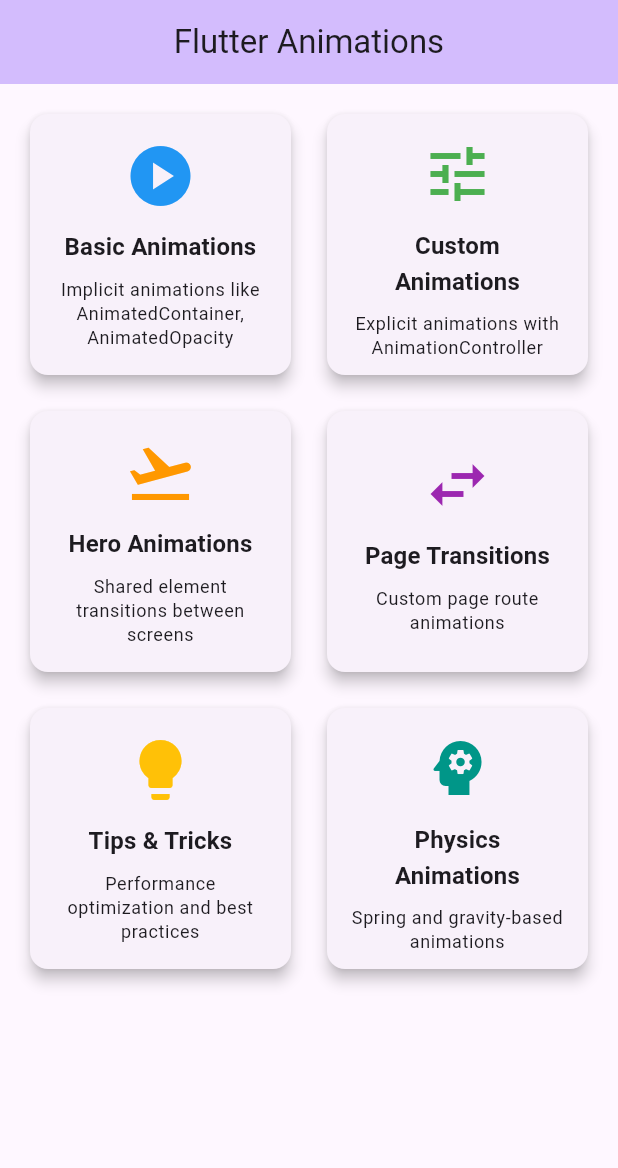
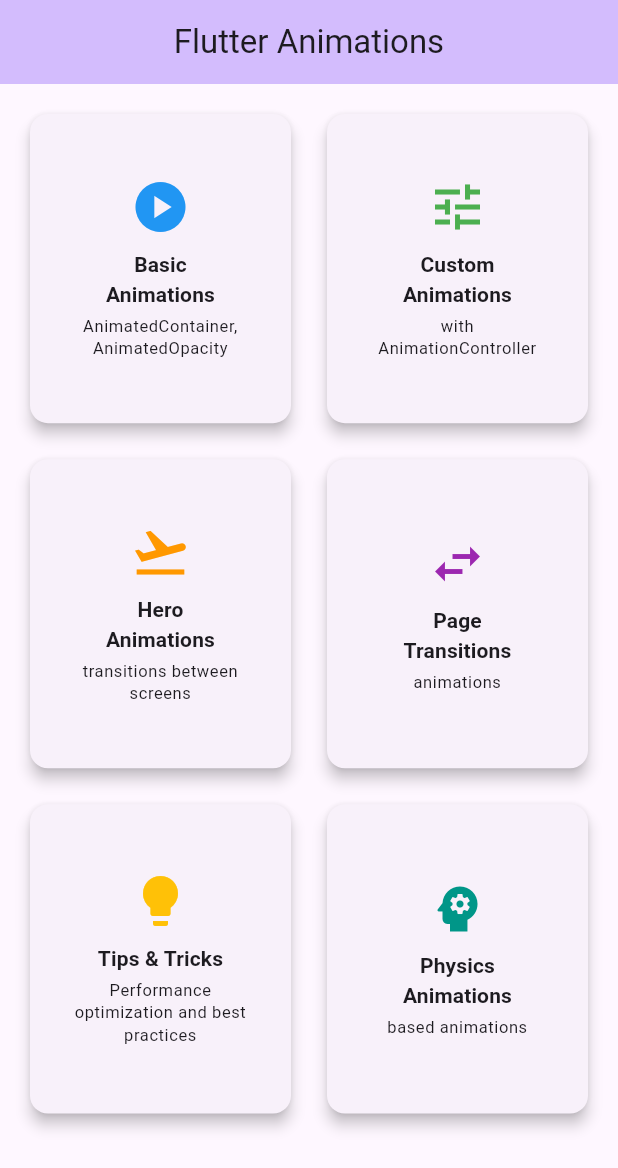
Before and after one commit to aleksays/paralect-flutter-workshop, a Flutter app: the screen it shows after launch, on a phone screen of 412 x 824 dp. Shown: the top 1168 px of the screen. Run offline on Flutter 3.47's test engine with Material 3 defaults, Android fonts, the phone set to English and light mode, and no system bars.

Commit message:
Fix UI overflow issues in animation cards
- Make cards taller with childAspectRatio: 0.85
- Reduce text size and padding for better fit
- Add Flexible widgets to prevent overflow
- Use maxLines and ellipsis for text overflow handling
- Shorten card descriptions to fit better
- Reduce icon size from 48 to 40
- Use titleSmall instead of titleMedium for better fit

```diff
--- a/lib/main.dart
+++ b/lib/main.dart
@@ -41,6 +41,16 @@
   }
 }
 
+class _CardData {
+  final String title;
+  final String description;
+  final IconData icon;
+  final Color color;
+  final VoidCallback onTap;
+
+  _CardData(this.title, this.description, this.icon, this.color, this.onTap);
+}
+
 class AnimationsHomePage extends StatelessWidget {
   const AnimationsHomePage({super.key});
 
@@ -52,16 +62,21 @@
         backgroundColor: Theme.of(context).colorScheme.inversePrimary,
         centerTitle: true,
       ),
-      body: GridView.count(
+      body: Padding(
+        padding: const EdgeInsets.all(16),
+        child: GridView.builder(
+          gridDelegate: SliverGridDelegateWithFixedCrossAxisCount(
             crossAxisCount: 2,
-        padding: const EdgeInsets.all(16),
             crossAxisSpacing: 16,
             mainAxisSpacing: 16,
-        children: [
-          _buildAnimationCard(
-            context,
-            'Basic Animations',
-            'Implicit animations like AnimatedContainer, AnimatedOpacity',
+            childAspectRatio: 0.85, // Make cards taller
+          ),
+          itemCount: 6,
+          itemBuilder: (context, index) {
+            final cards = [
+              _CardData(
+                'Basic\nAnimations',
+                'AnimatedContainer,\nAnimatedOpacity',
                 Icons.play_circle,
                 Colors.blue,
                 () => Navigator.push(
@@ -71,10 +86,9 @@
                   ),
                 ),
               ),
-          _buildAnimationCard(
-            context,
-            'Custom Animations',
-            'Explicit animations with AnimationController',
+              _CardData(
+                'Custom\nAnimations',
+                'with\nAnimationController',
                 Icons.tune,
                 Colors.green,
                 () => Navigator.push(
@@ -84,10 +98,9 @@
                   ),
                 ),
               ),
-          _buildAnimationCard(
-            context,
-            'Hero Animations',
-            'Shared element transitions between screens',
+              _CardData(
+                'Hero\nAnimations',
+                'transitions between\nscreens',
                 Icons.flight_takeoff,
                 Colors.orange,
                 () => Navigator.push(
@@ -97,10 +110,9 @@
                   ),
                 ),
               ),
-          _buildAnimationCard(
-            context,
-            'Page Transitions',
-            'Custom page route animations',
+              _CardData(
+                'Page\nTransitions',
+                'animations',
                 Icons.swap_horiz,
                 Colors.purple,
                 () => Navigator.push(
@@ -108,10 +120,9 @@
                   _createCustomRoute(const PageTransitionsPage()),
                 ),
               ),
-          _buildAnimationCard(
-            context,
+              _CardData(
                 'Tips & Tricks',
-            'Performance optimization and best practices',
+                'Performance\noptimization and best\npractices',
                 Icons.lightbulb,
                 Colors.amber,
                 () => Navigator.push(
@@ -121,10 +132,9 @@
                   ),
                 ),
               ),
-          _buildAnimationCard(
-            context,
-            'Physics Animations',
-            'Spring and gravity-based animations',
+              _CardData(
+                'Physics\nAnimations',
+                'based animations',
                 Icons.psychology,
                 Colors.teal,
                 () => Navigator.push(
@@ -134,7 +144,19 @@
                   ),
                 ),
               ),
-        ],
+            ];
+
+            final card = cards[index];
+            return _buildAnimationCard(
+              context,
+              card.title,
+              card.description,
+              card.icon,
+              card.color,
+              card.onTap,
+            );
+          },
+        ),
       ),
     );
   }
@@ -153,24 +175,34 @@
         onTap: onTap,
         borderRadius: BorderRadius.circular(12),
         child: Padding(
-          padding: const EdgeInsets.all(16),
+          padding: const EdgeInsets.all(12),
           child: Column(
             mainAxisAlignment: MainAxisAlignment.center,
             children: [
-              Icon(icon, size: 48, color: color),
-              const SizedBox(height: 12),
-              Text(
+              Icon(icon, size: 40, color: color),
+              const SizedBox(height: 8),
+              Flexible(
+                child: Text(
                   title,
                   style: Theme.of(
                     context,
-                ).textTheme.titleMedium?.copyWith(fontWeight: FontWeight.bold),
+                  ).textTheme.titleSmall?.copyWith(fontWeight: FontWeight.bold),
                   textAlign: TextAlign.center,
+                  maxLines: 2,
+                  overflow: TextOverflow.ellipsis,
                 ),
-              const SizedBox(height: 8),
-              Text(
+              ),
+              const SizedBox(height: 4),
+              Flexible(
+                child: Text(
                   description,
-                style: Theme.of(context).textTheme.bodySmall,
+                  style: Theme.of(
+                    context,
+                  ).textTheme.bodySmall?.copyWith(fontSize: 11),
                   textAlign: TextAlign.center,
+                  maxLines: 3,
+                  overflow: TextOverflow.ellipsis,
+                ),
               ),
             ],
           ),
```
Lines whose indentation alone changed are shown as unchanged.
